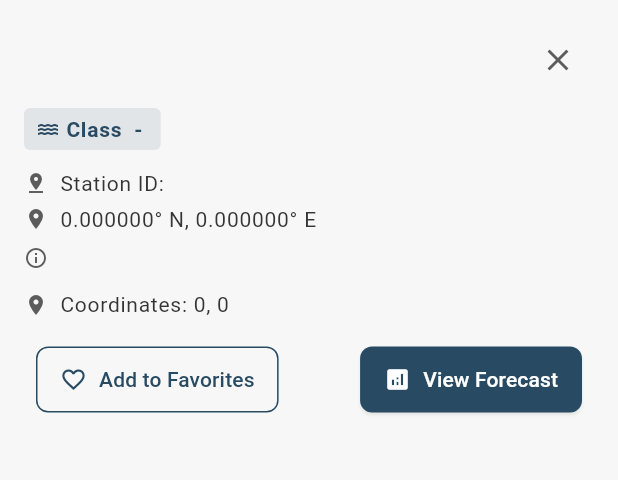
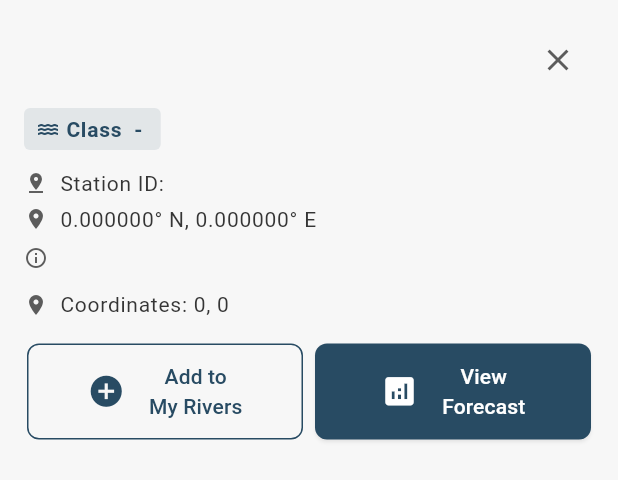
Before and after one commit to jersjar7/Rivr, a Flutter app: the StreamInfoContent widget shown alone on an empty page, opened directly with empty values, on a phone screen of 412 x 824 dp. Shown: the top 480 px of the screen. Run offline on Flutter 3.47's test engine with Material 3 defaults, Android fonts, the phone set to English and light mode, and no system bars; our stand-ins replace cloud_firestore, connectivity_plus, dartz, firebase_auth, firebase_core, fl_chart and 9 more; missing offline and left inert: mapbox_maps_flutter; accounts and stored records are empty.

Commit message:
stream info content buttons size adapt

```diff
--- a/lib/features/map/presentation/widgets/stream_info_content.dart
+++ b/lib/features/map/presentation/widgets/stream_info_content.dart
@@ -86,7 +86,7 @@ class StreamInfoContent extends StatelessWidget {
               child: Container(
                 padding: const EdgeInsets.symmetric(horizontal: 6, vertical: 2),
                 decoration: BoxDecoration(
-                  color: colors.primary.withOpacity(0.1),
+                  color: colors.primary.withValues(alpha: 0.1),
                   borderRadius: BorderRadius.circular(4),
                 ),
                 child: Text(
@@ -107,7 +107,7 @@ class StreamInfoContent extends StatelessWidget {
             Container(
               padding: const EdgeInsets.symmetric(horizontal: 8, vertical: 4),
               decoration: BoxDecoration(
-                color: colors.primary.withOpacity(0.1),
+                color: colors.primary.withValues(alpha: 0.1),
                 borderRadius: BorderRadius.circular(4),
               ),
               child: Row(
@@ -181,26 +181,50 @@ class StreamInfoContent extends StatelessWidget {
 
           // Action buttons
           Padding(
-            padding: const EdgeInsets.only(left: 8, right: 8),
+            padding: const EdgeInsets.only(left: 2, right: 2),
             child: Row(
-              mainAxisAlignment: MainAxisAlignment.spaceBetween,
+              mainAxisAlignment:
+                  MainAxisAlignment
+                      .spaceBetween, // Keep this for spacing between the buttons
               children: [
-                OutlinedButton.icon(
+                // Wrap the first button with Expanded
+                Expanded(
+                  child: OutlinedButton.icon(
                     onPressed: onAddToFavorites,
-                  icon: const Icon(Icons.favorite_border),
-                  label: const Text('Add to Favorites'),
+                    icon: const Icon(Icons.add_circle_outlined, size: 25),
+                    label: Padding(
+                      padding: const EdgeInsets.only(left: 8.0),
+                      child: const Text(
+                        'Add to \nMy Rivers',
+                        textAlign: TextAlign.center,
+                      ),
+                    ),
                     style: OutlinedButton.styleFrom(
                       foregroundColor: colors.primary,
+                      // You might want to add visualDensity or minimumSize if buttons look too big
+                      // minimumSize: const Size.fromHeight(40), // Example
                     ),
                   ),
-                const SizedBox(width: 8),
-                ElevatedButton.icon(
+                ),
+                const SizedBox(width: 8), // Spacer between buttons
+                // Wrap the second button with Expanded
+                Expanded(
+                  child: ElevatedButton.icon(
                     onPressed: () => onViewForecast(stationId, streamName),
-                  icon: const Icon(Icons.analytics),
-                  label: const Text('View Forecast'),
+                    icon: const Icon(Icons.analytics, size: 25),
+                    label: Padding(
+                      padding: const EdgeInsets.only(left: 8.0),
+                      child: const Text(
+                        'View \nForecast',
+                        textAlign: TextAlign.center,
+                      ),
+                    ),
                     style: ElevatedButton.styleFrom(
                       backgroundColor: colors.primary,
                       foregroundColor: colors.onPrimary,
+                      // You might want to add visualDensity or minimumSize if buttons look too big
+                      // minimumSize: const Size.fromHeight(40), // Example
+                    ),
                   ),
                 ),
               ],
```
Lines whose indentation alone changed are shown as unchanged.
